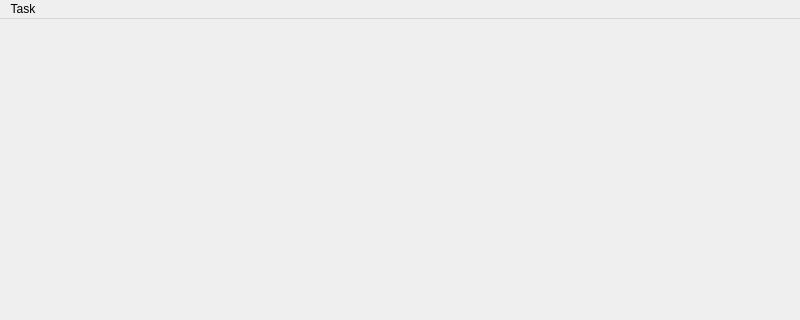
First picture: the form in flashcard.ui, repository deadlytoah/mvp, before the edit; both pictures show x 0 to 800 and y 0 to 320 of the 800 by 600 pixel window.
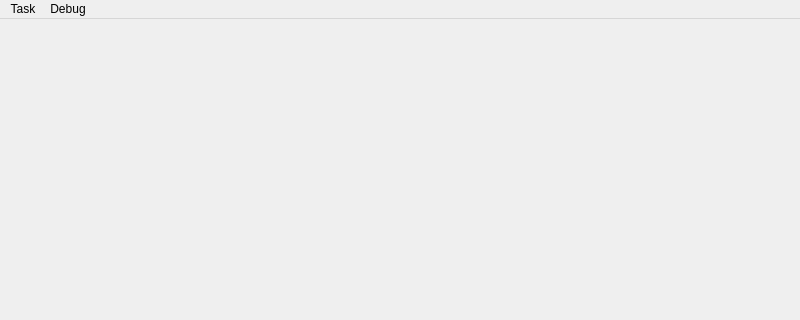
Second picture: the form after the edit.

```diff
--- a/flashcard.ui
+++ b/flashcard.ui
@@ -30,7 +30,14 @@
     <addaction name="action_enter_verses"/>
     <addaction name="actionView_Flash_Cards"/>
    </widget>
+   <widget class="QMenu" name="menuDebug">
+    <property name="title">
+     <string>Debug</string>
+    </property>
+    <addaction name="action_debug_inspect_database"/>
+   </widget>
    <addaction name="menuTask"/>
+   <addaction name="menuDebug"/>
   </widget>
   <action name="action_enter_verses">
    <property name="checkable">
```
Left out of the diff: 5 changed lines with no effect on the pictures.
